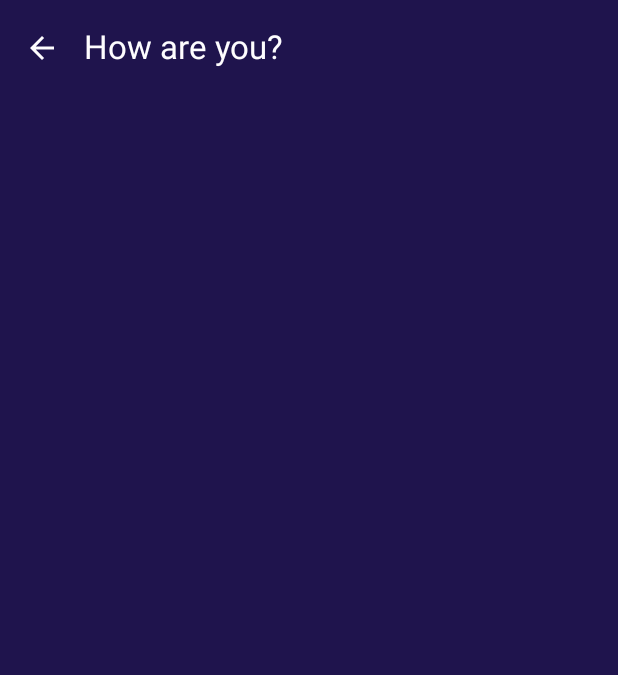
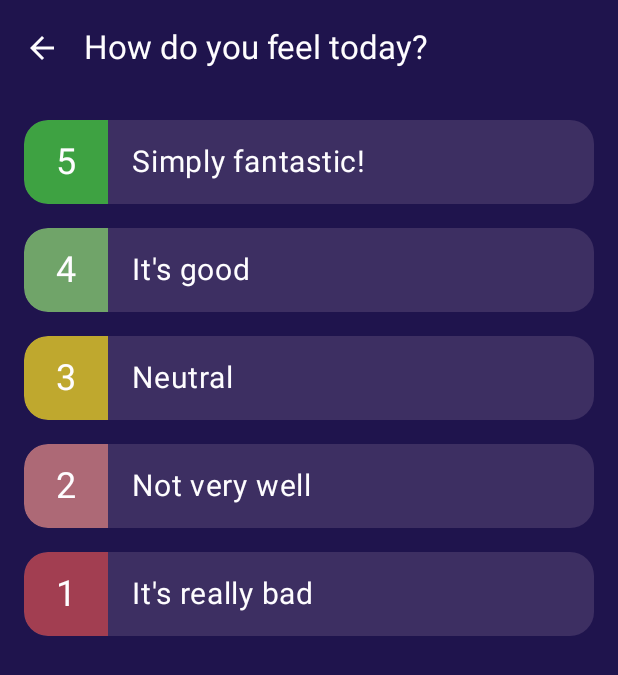
Before and after one commit to Wojw99/breath-taker, an Android app built with Jetpack Compose: the screen it shows after launch (MainActivity), after a tap on "Take a breath", on a phone screen of 412 x 824 dp. Shown: the top 675 px of the screen. Run offline under Robolectric (Android 15) with nearby library versions, the phone set to English and light mode, and no system bars.

Commit message:
Mood screen added + BreathManager initial architecture

```diff
--- /dev/null
+++ b/BreathTaker/app/src/main/java/com/example/breathtaker/data/manager/BreathManager.kt
@@ -0,0 +1,31 @@
+package com.example.breathtaker.data.manager
+
+import android.content.SharedPreferences
+import com.example.breathtaker.BreathTakerApp
+import com.example.breathtaker.R
+import com.example.breathtaker.domain.model.BreathDetails
+import com.example.breathtaker.domain.model.MoodRate
+import com.example.breathtaker.presentation.ui.theme.Colors
+
+class BreathManagerImpl(
+    sharedPreferences: SharedPreferences
+): BreathManager {
+    override fun getMoodRates(): Array<MoodRate> {
+        return arrayOf(
+            MoodRate(rate = 1, color = Colors.Grade1Color, text = BreathTakerApp.appModule.appResources.getString(R.string.grade1Text)),
+            MoodRate(rate = 2, color = Colors.Grade2Color, text = BreathTakerApp.appModule.appResources.getString(R.string.grade2Text)),
+            MoodRate(rate = 3, color = Colors.Grade3Color, text = BreathTakerApp.appModule.appResources.getString(R.string.grade3Text)),
+            MoodRate(rate = 4, color = Colors.Grade4Color, text = BreathTakerApp.appModule.appResources.getString(R.string.grade4Text)),
+            MoodRate(rate = 5, color = Colors.Grade5Color, text = BreathTakerApp.appModule.appResources.getString(R.string.grade5Text)),
+        ).reversedArray()
+    }
+
+    override fun getBreathDetails(rate: Int): BreathDetails {
+        return BreathDetails(5f)
+    }
+}
+
+interface BreathManager {
+    fun getMoodRates(): Array<MoodRate>
+    fun getBreathDetails(rate: Int): BreathDetails
+}
--- a/BreathTaker/app/src/main/java/com/example/breathtaker/di/AppModule.kt
+++ b/BreathTaker/app/src/main/java/com/example/breathtaker/di/AppModule.kt
@@ -1,9 +1,12 @@
 package com.example.breathtaker.di
 
 import android.content.Context
+import android.content.SharedPreferences
 import android.content.res.Resources
 import androidx.lifecycle.SavedStateHandle
 import com.example.breathtaker.common.Constants
+import com.example.breathtaker.data.manager.BreathManager
+import com.example.breathtaker.data.manager.BreathManagerImpl
 import com.example.breathtaker.data.remote.BreathTakerAPI
 import com.example.breathtaker.data.repository.ArticleRepositoryImpl
 import com.example.breathtaker.domain.repository.ArticleRepository
@@ -15,10 +18,12 @@ import retrofit2.converter.gson.GsonConverterFactory
 interface AppModule {
     val breathTakerAPI: BreathTakerAPI
     val articleRepository: ArticleRepository
+    val breathManager: BreathManager
     val getArticlesUseCase: GetArticlesUseCase
     val getArticleDetailsUseCase: GetArticleDetailsUseCase
     val savedStateHandle: SavedStateHandle
     val appResources: Resources
+    val sharedPreferences: SharedPreferences
 }
 
 class AppModuleImpl(
@@ -30,6 +35,14 @@ class AppModuleImpl(
             .addConverterFactory(GsonConverterFactory.create())
             .build()
             .create(BreathTakerAPI::class.java)
+    }
+
+    override val sharedPreferences: SharedPreferences by lazy {
+        appContext.getSharedPreferences(Constants.SHARED_PREFERENCES_NAME, Context.MODE_PRIVATE)
+    }
+
+    override val breathManager: BreathManager by lazy {
+        BreathManagerImpl(sharedPreferences)
     }
 
     override val articleRepository: ArticleRepository by lazy {
--- /dev/null
+++ b/BreathTaker/app/src/main/java/com/example/breathtaker/domain/model/BreathDetails.kt
@@ -0,0 +1,5 @@
+package com.example.breathtaker.domain.model
+
+data class BreathDetails (
+    val duration: Float
+)
--- /dev/null
+++ b/BreathTaker/app/src/main/java/com/example/breathtaker/domain/model/MoodRate.kt
@@ -0,0 +1,9 @@
+package com.example.breathtaker.domain.model
+
+import androidx.compose.ui.graphics.Color
+
+data class MoodRate(
+    val rate: Int,
+    val text: String,
+    val color: Color
+)
--- a/BreathTaker/app/src/main/java/com/example/breathtaker/presentation/MainActivity.kt
+++ b/BreathTaker/app/src/main/java/com/example/breathtaker/presentation/MainActivity.kt
@@ -14,6 +14,7 @@ import androidx.navigation.compose.NavHost
 import androidx.navigation.compose.composable
 import androidx.navigation.compose.rememberNavController
 import com.example.breathtaker.presentation.article.ArticleDetailsScreen
+import com.example.breathtaker.presentation.breath.BreathScreen
 import com.example.breathtaker.presentation.main.MainScreen
 import com.example.breathtaker.presentation.mood.MoodScreen
 import com.example.breathtaker.presentation.ui.theme.BreathTakerTheme
@@ -37,6 +38,9 @@ class MainActivity : ComponentActivity() {
                         }
                         composable(Screen.ArticleDetailsScreen.route) {
                             ArticleDetailsScreen(navController = navController)
+                        }
+                        composable(Screen.BreathScreen.route) {
+                            BreathScreen(navController = navController)
                         }
                         composable(Screen.MoodScreen.route) {
                             MoodScreen(navController = navController)
--- a/BreathTaker/app/src/main/java/com/example/breathtaker/presentation/Screen.kt
+++ b/BreathTaker/app/src/main/java/com/example/breathtaker/presentation/Screen.kt
@@ -3,5 +3,6 @@ package com.example.breathtaker.presentation
 sealed class Screen(val route: String) {
     data object MainScreen: Screen("main")
     data object ArticleDetailsScreen: Screen("articleDetails")
+    data object BreathScreen: Screen("breath")
     data object MoodScreen: Screen("mood")
 }
--- a/BreathTaker/app/src/main/java/com/example/breathtaker/presentation/article/ArticleDetailsScreen.kt
+++ b/BreathTaker/app/src/main/java/com/example/breathtaker/presentation/article/ArticleDetailsScreen.kt
@@ -46,7 +46,6 @@ fun ArticleDetailsScreen(
         }
     )
     val state = viewModel.state.value
-    //val scrollState = rememberScrollState()
 
     Scaffold(
         topBar = {
--- a/BreathTaker/app/src/main/java/com/example/breathtaker/presentation/mood/MoodScreen.kt
+++ b/BreathTaker/app/src/main/java/com/example/breathtaker/presentation/mood/MoodScreen.kt
@@ -1,14 +1,36 @@
 package com.example.breathtaker.presentation.mood
 
 import androidx.compose.foundation.background
+import androidx.compose.foundation.clickable
 import androidx.compose.foundation.layout.Box
+import androidx.compose.foundation.layout.Column
+import androidx.compose.foundation.layout.Row
+import androidx.compose.foundation.layout.Spacer
 import androidx.compose.foundation.layout.fillMaxSize
+import androidx.compose.foundation.layout.fillMaxWidth
+import androidx.compose.foundation.layout.height
 import androidx.compose.foundation.layout.padding
+import androidx.compose.foundation.layout.size
+import androidx.compose.foundation.layout.width
+import androidx.compose.foundation.lazy.LazyColumn
+import androidx.compose.foundation.lazy.items
+import androidx.compose.foundation.shape.RoundedCornerShape
 import androidx.compose.material3.Scaffold
+import androidx.compose.material3.Text
 import androidx.compose.runtime.Composable
+import androidx.compose.ui.Alignment
 import androidx.compose.ui.Modifier
+import androidx.compose.ui.draw.clip
+import androidx.compose.ui.res.stringResource
+import androidx.compose.ui.unit.dp
 import androidx.lifecycle.viewmodel.compose.viewModel
 import androidx.navigation.NavController
+import com.example.breathtaker.BreathTakerApp
+import com.example.breathtaker.R
+import com.example.breathtaker.common.Constants
+import com.example.breathtaker.presentation.CommonValues
+import com.example.breathtaker.presentation.NavigationHelpers
+import com.example.breathtaker.presentation.article.ArticleDetailsViewModel
 import com.example.breathtaker.presentation.shared_components.CustomTopAppBar
 import com.example.breathtaker.presentation.ui.theme.Colors
 import com.example.breathtaker.presentation.viewModelFactory
@@ -17,21 +39,95 @@ import com.example.breathtaker.presentation.viewModelFactory
 fun MoodScreen(
     navController: NavController
 ) {
+    val viewModel = viewModel<MoodViewModel>(
+        factory = viewModelFactory {
+            MoodViewModel()
+        }
+    )
+
     Scaffold(
         topBar = {
             CustomTopAppBar(
                 navController = navController,
-                titleText = "How are you?",
+                titleText = stringResource(id = R.string.howDoYouFeel),
                 lightTheme = false,
                 showBackArrow = true
             )
         }
     ) { paddingValues ->
-        Box(modifier = Modifier
-            .background(color = Colors.MainDarkColor)
-            .fillMaxSize()
-            .padding(paddingValues)) {
-
+        Box(
+            modifier = Modifier
+                .background(color = Colors.MainDarkColor)
+                .fillMaxSize()
+                .padding(paddingValues)
+        ) {
+            LazyColumn(
+                modifier = Modifier
+                    .padding(horizontal = CommonValues.screenPadding)
+                    .fillMaxSize()
+            ) {
+                item {
+//                    Text(
+//                        text = stringResource(id = R.string.howDoYouFeel),
+//                        fontSize = CommonValues.h1FontSize,
+//                        color = Colors.LightColor
+//                    )
+                    Spacer(modifier = Modifier.height(CommonValues.screenPadding))
+                }
+                items(viewModel.moodRates) { moodRate ->
+                    val rowHeight = 56.dp
+                    Box(
+                        modifier = Modifier
+                            .clip(shape = RoundedCornerShape(CommonValues.roundedCornerSize))
+                            .fillMaxWidth()
+                            .height(rowHeight)
+                            .background(color = Colors.MainColor)
+                            .clickable {
+                                NavigationHelpers.navigateToBreathWithRate(
+                                    navController = navController,
+                                    rate = moodRate.rate
+                                )
+                            }
+                    ) {
+                        Row {
+                            Box(
+                                modifier = Modifier
+                                    .clip(
+                                        shape = RoundedCornerShape(
+                                            topEnd = 0.dp,
+                                            topStart = CommonValues.roundedCornerSize,
+                                            bottomEnd = 0.dp,
+                                            bottomStart = CommonValues.roundedCornerSize
+                                        )
+                                    )
+                                    .background(color = moodRate.color)
+                                    .size(rowHeight)
+                            ) {
+                                Text(
+                                    text = moodRate.rate.toString(),
+                                    color = Colors.LightColor,
+                                    fontSize = CommonValues.h1FontSize,
+                                    modifier = Modifier.align(Alignment.Center)
+                                )
+                            }
+                            Spacer(modifier = Modifier.width(16.dp))
+                            Box(
+                                modifier = Modifier
+                                    .fillMaxWidth()
+                                    .height(rowHeight)
+                            ) {
+                                Text(
+                                    text = moodRate.text,
+                                    color = Colors.LightColor,
+                                    fontSize = CommonValues.buttonTextFontSize,
+                                    modifier = Modifier.align(Alignment.CenterStart)
+                                )
+                            }
+                        }
+                    }
+                    Spacer(modifier = Modifier.height(CommonValues.screenPadding))
+                }
+            }
         }
     }
 }
--- a/BreathTaker/app/src/main/java/com/example/breathtaker/presentation/mood/MoodViewModel.java
+++ /dev/null
@@ -1,4 +0,0 @@
-package com.example.breathtaker.presentation.mood;
-
-public class MoodViewModel {
-}
--- /dev/null
+++ b/BreathTaker/app/src/main/java/com/example/breathtaker/presentation/mood/MoodViewModel.kt
@@ -0,0 +1,10 @@
+package com.example.breathtaker.presentation.mood
+
+import androidx.lifecycle.ViewModel
+import com.example.breathtaker.BreathTakerApp
+import com.example.breathtaker.R
+import com.example.breathtaker.domain.model.MoodRate
+
+class MoodViewModel : ViewModel() {
+    val moodRates = BreathTakerApp.appModule.breathManager.getMoodRates()
+}
--- a/BreathTaker/app/src/main/java/com/example/breathtaker/presentation/ui/theme/Theme.kt
+++ b/BreathTaker/app/src/main/java/com/example/breathtaker/presentation/ui/theme/Theme.kt
@@ -57,7 +57,7 @@ fun BreathTakerTheme(
     if (!view.isInEditMode) {
         SideEffect {
             val window = (view.context as Activity).window
-            window.statusBarColor = colorScheme.primary.toArgb()
+            window.statusBarColor = Colors.MainDarkColor.toArgb()
             WindowCompat.getInsetsController(window, view).isAppearanceLightStatusBars = darkTheme
         }
     }
--- a/BreathTaker/app/src/main/res/values/strings.xml
+++ b/BreathTaker/app/src/main/res/values/strings.xml
@@ -9,11 +9,11 @@
     <string name="moveBack">Move back.</string>
 
     <string name="howDoYouFeel">How do you feel today?</string>
-    <string name="grade1Text">Simply fantastic!</string>
-    <string name="grade2Text">It\'s good</string>
+    <string name="grade1Text">It\'s really bad</string>
+    <string name="grade2Text">Not very well</string>
     <string name="grade3Text">Neutral</string>
-    <string name="grade4Text">Not very well</string>
-    <string name="grade5Text">It\'s really bad</string>
+    <string name="grade4Text">It\'s good</string>
+    <string name="grade5Text">Simply fantastic!</string>
 
     <string name="breathButtonText">Take a breath</string>
     <string name="breathButtonSubtext">1 to 5 min</string>
```
Also changed, not shown: BreathTaker/app/src/main/java/com/example/breathtaker/common/Constants.kt (+6 -3 lines), BreathTaker/app/src/main/java/com/example/breathtaker/presentation/NavigationHelpers.kt (+16 -0 lines), BreathTaker/app/src/main/java/com/example/breathtaker/presentation/breath/BreathScreen.kt (added, +64 -0 lines), BreathTaker/app/src/main/java/com/example/breathtaker/presentation/breath/BreathViewModel.kt (added, +18 -0 lines).
